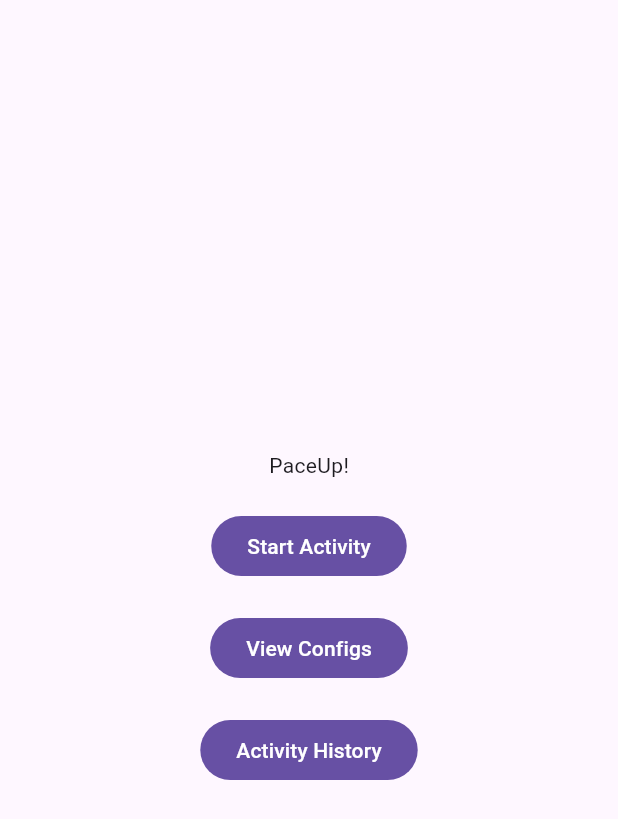
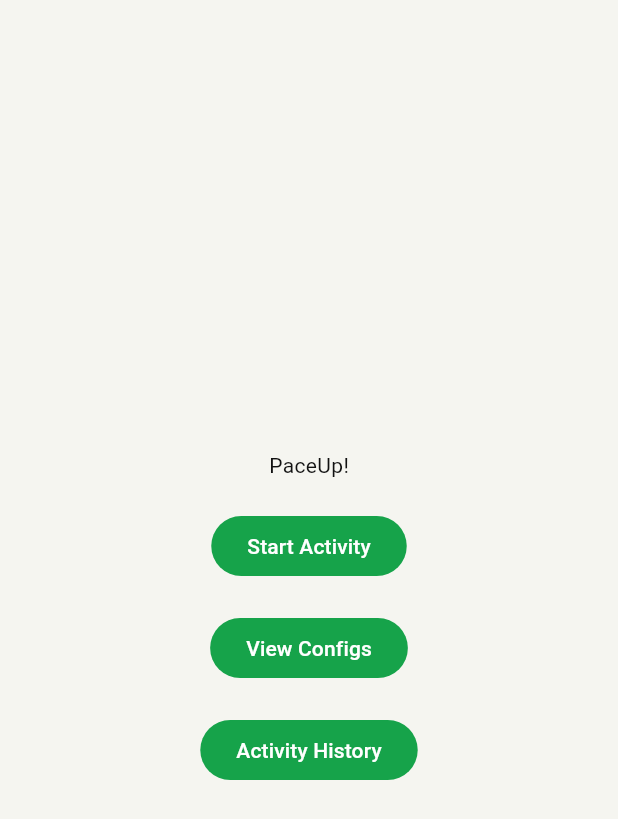
Before and after one commit to advanced-bencoding/pace_up, a Flutter app: the screen it shows after launch, on a phone screen of 412 x 824 dp. Shown: the top 819 px of the screen. Run offline on Flutter 3.47's test engine with Material 3 defaults, Android fonts, the phone set to English and light mode, and no system bars.

Commit message:
Implement theming support with light and dark modes, including color and typography definitions

```diff
--- a/lib/main.dart
+++ b/lib/main.dart
@@ -1,5 +1,6 @@
 import 'package:flutter/material.dart';
 import 'package:pace_up/home.dart';
+import 'package:pace_up/theme/material_theme.dart';
 
 void main() {
   runApp(const MainApp());
@@ -10,9 +11,12 @@ class MainApp extends StatelessWidget {
 
   @override
   Widget build(BuildContext context) {
-    return const MaterialApp(
+    return MaterialApp(
       title: "PaceUp!",
       home: Home(),
+      theme: paceUpMaterialLight(),
+      darkTheme: paceUpMaterialDark(),
+      themeMode: ThemeMode.system,
     );
   }
 }
--- /dev/null
+++ b/lib/theme/material_theme.dart
@@ -0,0 +1,191 @@
+// ─────────────────────────────────────────────────────────────────────────────
+// Material ThemeData — Dark
+// ─────────────────────────────────────────────────────────────────────────────
+
+import 'package:flutter/material.dart';
+import 'package:pace_up/theme/colors.dart';
+import 'package:pace_up/theme/dimensions.dart';
+import 'package:pace_up/theme/typography.dart';
+
+ThemeData paceUpMaterialDark() {
+  final cs = ColorScheme.fromSeed(
+    seedColor: PaceUpDark.paceFast,
+    brightness: Brightness.dark,
+  ).copyWith(
+    surface: PaceUpDark.surface,
+    onSurface: PaceUpDark.textPrimary,
+    surfaceContainerHighest: PaceUpDark.surfaceElevated,
+    outline: PaceUpDark.border,
+    primary: PaceUpDark.paceFast,
+    onPrimary: PaceUpDark.background,
+    error: PaceUpDark.paceSlow,
+    onError: PaceUpDark.textPrimary,
+  );
+
+  return ThemeData(
+    useMaterial3: true,
+    colorScheme: cs,
+    scaffoldBackgroundColor: PaceUpDark.background,
+    appBarTheme: const AppBarTheme(
+      backgroundColor: PaceUpDark.background,
+      foregroundColor: PaceUpDark.textPrimary,
+      elevation: 0,
+      scrolledUnderElevation: 0,
+      centerTitle: false,
+      titleTextStyle: TextStyle(
+        fontSize: 16,
+        fontWeight: FontWeight.w500,
+        color: PaceUpDark.textPrimary,
+      ),
+    ),
+    dividerTheme: const DividerThemeData(
+      color: PaceUpDark.border,
+      thickness: PaceUpSpacing.dividerWidth,
+      space: 0,
+    ),
+    cardTheme: CardThemeData(
+      color: PaceUpDark.surface,
+      elevation: 0,
+      shape: RoundedRectangleBorder(
+        borderRadius: BorderRadius.circular(PaceUpRadius.card),
+        side: const BorderSide(color: PaceUpDark.border, width: 0.5),
+      ),
+      margin: EdgeInsets.zero,
+    ),
+    iconTheme: const IconThemeData(
+      color: PaceUpDark.textSecondary,
+      size: 20,
+    ),
+    textTheme: TextTheme(
+      displayLarge: PaceUpTextStyles.paceHero,
+      titleMedium: PaceUpTextStyles.metricValue,
+      bodySmall: PaceUpTextStyles.splitRow,
+      labelSmall: PaceUpTextStyles.label,
+    ).apply(
+      bodyColor: PaceUpDark.textPrimary,
+      displayColor: PaceUpDark.textPrimary,
+    ),
+    listTileTheme: const ListTileThemeData(
+      tileColor: Colors.transparent,
+      textColor: PaceUpDark.textPrimary,
+      minVerticalPadding: 8,
+    ),
+    bottomNavigationBarTheme: const BottomNavigationBarThemeData(
+      backgroundColor: PaceUpDark.surface,
+      selectedItemColor: PaceUpDark.paceFast,
+      unselectedItemColor: PaceUpDark.textTertiary,
+      elevation: 0,
+      type: BottomNavigationBarType.fixed,
+    ),
+    navigationBarTheme: NavigationBarThemeData(
+      backgroundColor: PaceUpDark.surface,
+      indicatorColor: PaceUpDark.paceFastBg,
+      iconTheme: WidgetStateProperty.resolveWith((states) {
+        if (states.contains(WidgetState.selected)) {
+          return const IconThemeData(color: PaceUpDark.paceFast, size: 22);
+        }
+        return const IconThemeData(color: PaceUpDark.textTertiary, size: 22);
+      }),
+    ),
+    snackBarTheme: SnackBarThemeData(
+      backgroundColor: PaceUpDark.surfaceElevated,
+      contentTextStyle: const TextStyle(color: PaceUpDark.textPrimary, fontSize: 13),
+      shape: RoundedRectangleBorder(borderRadius: BorderRadius.circular(PaceUpRadius.small)),
+      behavior: SnackBarBehavior.floating,
+    ),
+  );
+}
+
+// ─────────────────────────────────────────────────────────────────────────────
+// Material ThemeData — Light
+// ─────────────────────────────────────────────────────────────────────────────
+
+ThemeData paceUpMaterialLight() {
+  final cs = ColorScheme.fromSeed(
+    seedColor: PaceUpLight.paceFast,
+    brightness: Brightness.light,
+  ).copyWith(
+    surface: PaceUpLight.surface,
+    onSurface: PaceUpLight.textPrimary,
+    surfaceContainerHighest: PaceUpLight.surfaceElevated,
+    outline: PaceUpLight.border,
+    primary: PaceUpLight.paceFast,
+    onPrimary: Colors.white,
+    error: PaceUpLight.paceSlow,
+    onError: Colors.white,
+  );
+
+  return ThemeData(
+    useMaterial3: true,
+    colorScheme: cs,
+    scaffoldBackgroundColor: PaceUpLight.background,
+    appBarTheme: const AppBarTheme(
+      backgroundColor: PaceUpLight.surface,
+      foregroundColor: PaceUpLight.textPrimary,
+      elevation: 0,
+      scrolledUnderElevation: 0,
+      centerTitle: false,
+      shadowColor: Color(0x0A000000),
+      titleTextStyle: TextStyle(
+        fontSize: 16,
+        fontWeight: FontWeight.w500,
+        color: PaceUpLight.textPrimary,
+      ),
+    ),
+    dividerTheme: const DividerThemeData(
+      color: PaceUpLight.divider,
+      thickness: PaceUpSpacing.dividerWidth,
+      space: 0,
+    ),
+    cardTheme: CardThemeData(
+      color: PaceUpLight.surface,
+      elevation: 0,
+      shape: RoundedRectangleBorder(
+        borderRadius: BorderRadius.circular(PaceUpRadius.card),
+        side: const BorderSide(color: PaceUpLight.border, width: 0.5),
+      ),
+      margin: EdgeInsets.zero,
+    ),
+    iconTheme: const IconThemeData(
+      color: PaceUpLight.textSecondary,
+      size: 20,
+    ),
+    textTheme: TextTheme(
+      displayLarge: PaceUpTextStyles.paceHero,
+      titleMedium: PaceUpTextStyles.metricValue,
+      bodySmall: PaceUpTextStyles.splitRow,
+      labelSmall: PaceUpTextStyles.label,
+    ).apply(
+      bodyColor: PaceUpLight.textPrimary,
+      displayColor: PaceUpLight.textPrimary,
+    ),
+    listTileTheme: const ListTileThemeData(
+      tileColor: Colors.transparent,
+      textColor: PaceUpLight.textPrimary,
+      minVerticalPadding: 8,
+    ),
+    bottomNavigationBarTheme: const BottomNavigationBarThemeData(
+      backgroundColor: PaceUpLight.surface,
+      selectedItemColor: PaceUpLight.paceFast,
+      unselectedItemColor: PaceUpLight.textTertiary,
+      elevation: 0,
+      type: BottomNavigationBarType.fixed,
+    ),
+    navigationBarTheme: NavigationBarThemeData(
+      backgroundColor: PaceUpLight.surface,
+      indicatorColor: PaceUpLight.paceFastBg,
+      iconTheme: WidgetStateProperty.resolveWith((states) {
+        if (states.contains(WidgetState.selected)) {
+          return const IconThemeData(color: PaceUpLight.paceFast, size: 22);
+        }
+        return const IconThemeData(color: PaceUpLight.textTertiary, size: 22);
+      }),
+    ),
+    snackBarTheme: SnackBarThemeData(
+      backgroundColor: PaceUpLight.surfaceElevated,
+      contentTextStyle: const TextStyle(color: PaceUpLight.textPrimary, fontSize: 13),
+      shape: RoundedRectangleBorder(borderRadius: BorderRadius.circular(PaceUpRadius.small)),
+      behavior: SnackBarBehavior.floating,
+    ),
+  );
+}
```
Also changed, not shown: lib/theme/colors.dart (added, +63 -0 lines), lib/theme/dimensions.dart (added, +13 -0 lines), lib/theme/pace_color_utils.dart (added, +27 -0 lines), lib/theme/typography.dart (added, +34 -0 lines).
